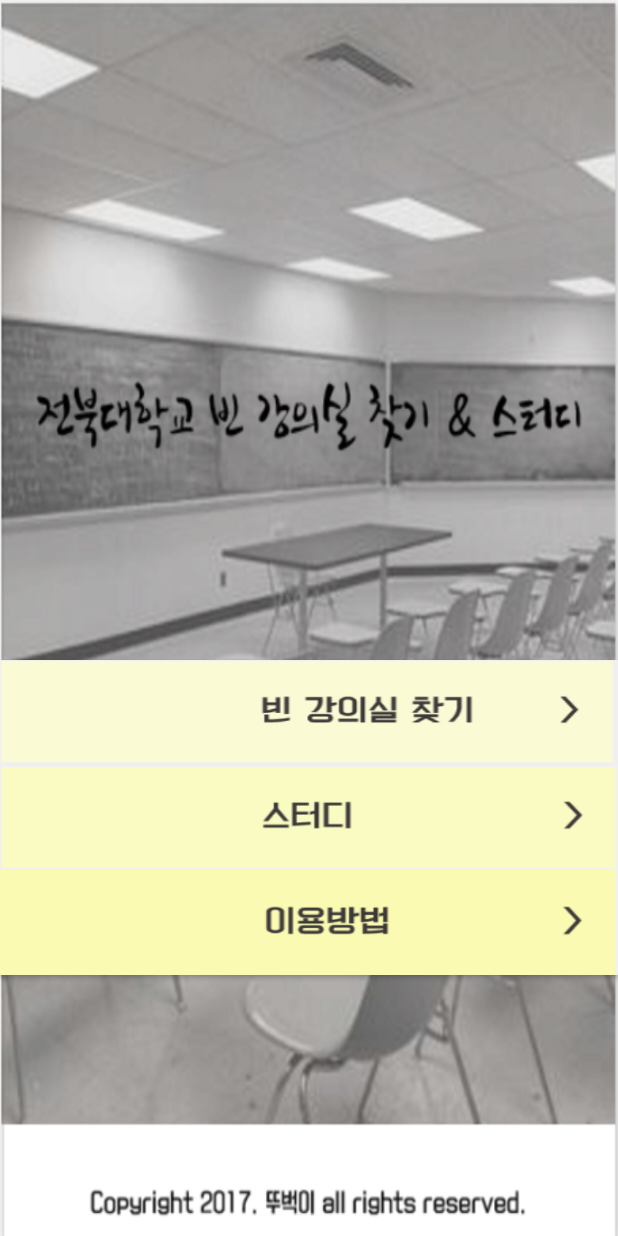
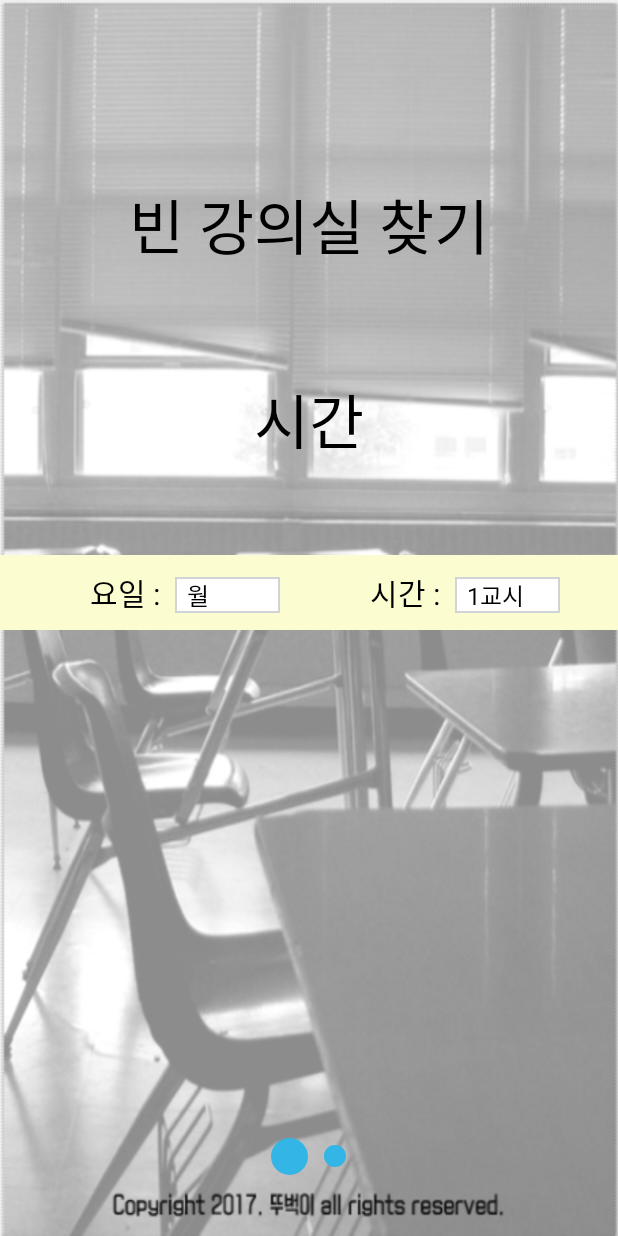
Before and after one commit to Coldbear59/capstone, an Android app: the screen it shows after launch (ChaeUmActivity before the commit, SlidingActivity after it), after a tap on an icon or button, on a phone screen of 412 x 824 dp. Run offline under Robolectric (Android 15) with nearby library versions, the phone set to English and light mode, and no system bars; 10 statements that could not run were skipped.

Commit message:
현재시간과 요일 설정되도록 함.

```diff
--- a/app/build.gradle
+++ b/app/build.gradle
@@ -26,5 +26,6 @@
     })
     compile 'com.android.support:appcompat-v7:25.2.0'
     compile 'com.android.support.constraint:constraint-layout:1.0.2'
+    compile "com.android.support:support-v4:25.3.1"
     testCompile 'junit:junit:4.12'
 }
--- a/app/src/main/java/company/co/kr/chaeum1/ChaeUmActivity.java
+++ b/app/src/main/java/company/co/kr/chaeum1/ChaeUmActivity.java
@@ -15,7 +15,7 @@
     }
 
     public void myListener(View target) {
-        Intent intent = new Intent(getApplicationContext(), settingActivity.class);
+        Intent intent = new Intent(getApplicationContext(), SlidingActivity.class);
         startActivity(intent);
     }
 }
--- /dev/null
+++ b/app/src/main/java/company/co/kr/chaeum1/Control/WizardFragment.java
@@ -0,0 +1,163 @@
+package company.co.kr.chaeum1.Control;
+
+import android.graphics.Color;
+import android.os.Bundle;
+import android.support.annotation.Nullable;
+import android.support.v4.app.Fragment;
+import android.view.LayoutInflater;
+import android.view.View;
+import android.view.ViewGroup;
+import android.widget.AdapterView;
+import android.widget.ArrayAdapter;
+import android.widget.Spinner;
+import android.widget.TextView;
+import android.widget.Toast;
+
+import company.co.kr.chaeum1.R;
+
+import static company.co.kr.chaeum1.R.id.week_spinner_dropdown;
+
+/**
+ * Created by LEE on 2017-04-07.
+ */
+
+public class WizardFragment extends Fragment {
+
+    int wizard_page_position;
+
+    public WizardFragment(int position) {
+        this.wizard_page_position = position;
+    }
+
+    @Override
+    public View onCreateView(LayoutInflater inflater,
+                             @Nullable ViewGroup container, @Nullable Bundle savedInstanceState) {
+        int layout_id = R.layout.timeset;
+        switch (wizard_page_position) {
+            case 0:
+                layout_id = R.layout.timeset;
+                break;
+
+            case 1:
+                layout_id = R.layout.locationset;
+                break;
+        }
+
+        View v1 = inflater.inflate(R.layout.timeset, container, false);
+        View v2 = inflater.inflate(R.layout.locationset, container, false);
+
+        CurrentTime currenttime = new CurrentTime();
+
+        //호관 선택을 위한 컨텍스트 받아오기
+        final WizardFragment cont = this;
+
+        //스피너 목록 집어넣기
+        Spinner week_spinner = (Spinner) v1.findViewById(week_spinner_dropdown);
+        ArrayAdapter<CharSequence> week_adapter = ArrayAdapter.createFromResource(this.getActivity(), R.array.week_array, android.R.layout.simple_spinner_item);
+        week_adapter.setDropDownViewResource(android.R.layout.simple_spinner_dropdown_item);
+        week_spinner.setAdapter(week_adapter);
+        //현재 요일 첫선택으로
+        week_spinner.setSelection(currenttime.doDayOfWeek());
+
+        //시간 스피너
+        Spinner time_spinner = (Spinner) v1.findViewById(R.id.time_spinner);
+        ArrayAdapter<CharSequence> time_adapter = ArrayAdapter.createFromResource(this.getActivity(), R.array.time_array, android.R.layout.simple_spinner_item);
+        time_adapter.setDropDownViewResource(android.R.layout.simple_spinner_dropdown_item);
+        time_spinner.setAdapter(time_adapter);
+        //현재 시간 첫선택으로
+        time_spinner.setSelection(currenttime.doCurrentTime());
+
+        //장소 스피너
+        Spinner location_spinner = (Spinner) v2.findViewById(R.id.location_spinner);
+        final ArrayAdapter<CharSequence> location_adapter = ArrayAdapter.createFromResource(this.getActivity(), R.array.location_array, android.R.layout.simple_spinner_item);
+        location_adapter.setDropDownViewResource(android.R.layout.simple_spinner_dropdown_item);
+        location_spinner.setAdapter(location_adapter);
+
+
+        //호관 스피너
+        final Spinner number_spinner = (Spinner) v2.findViewById(R.id.number_spinner);
+
+
+        //선택시 실행 과정
+        week_spinner.setOnItemSelectedListener(new AdapterView.OnItemSelectedListener() {
+            @Override
+            public void onItemSelected(AdapterView<?> parent, View view, int position, long id) {
+                Toast.makeText(parent.getContext(), parent.getItemAtPosition(position).toString(), Toast.LENGTH_SHORT).show();
+                ((TextView) parent.getChildAt(0)).setTextColor(Color.BLACK);
+            }
+            @Override
+            public void onNothingSelected(AdapterView<?> parent) {
+            }
+        });
+
+        //시간 선택 스피너
+        time_spinner.setOnItemSelectedListener(new AdapterView.OnItemSelectedListener() {
+            @Override
+            public void onItemSelected(AdapterView<?> parent, View view, int position, long id) {
+                Toast.makeText(parent.getContext(), parent.getItemAtPosition(position).toString(), Toast.LENGTH_SHORT).show();
+                ((TextView) parent.getChildAt(0)).setTextColor(Color.BLACK);
+            }
+
+            @Override
+            public void onNothingSelected(AdapterView<?> parent) {
+            }
+        });
+
+        //장소 선택 스피너
+        location_spinner.setOnItemSelectedListener(new AdapterView.OnItemSelectedListener() {
+            @Override
+            public void onItemSelected(AdapterView<?> parent, View view, int position, long id) {
+                Toast.makeText(parent.getContext(), parent.getItemAtPosition(position).toString(), Toast.LENGTH_SHORT).show();
+                ((TextView) parent.getChildAt(0)).setTextColor(Color.BLACK);
+
+                switch(position){
+                    case 1:
+                        final ArrayAdapter<CharSequence> number0_adapter = ArrayAdapter.createFromResource(cont.getActivity(), R.array.engineer_number_array, android.R.layout.simple_spinner_item);
+                        number0_adapter.setDropDownViewResource(android.R.layout.simple_spinner_dropdown_item);
+                        number_spinner.setAdapter(number0_adapter);
+                        break;
+
+                    case 2:
+                        final ArrayAdapter<CharSequence> number1_adapter = ArrayAdapter.createFromResource(cont.getActivity(), R.array.human_number_array, android.R.layout.simple_spinner_item);
+                        number1_adapter.setDropDownViewResource(android.R.layout.simple_spinner_dropdown_item);
+                        number_spinner.setAdapter(number1_adapter);
+                        break;
+
+                    case 3:
+                        final ArrayAdapter<CharSequence> number2_adapter = ArrayAdapter.createFromResource(cont.getActivity(), R.array.society_number_array, android.R.layout.simple_spinner_item);
+                        number2_adapter.setDropDownViewResource(android.R.layout.simple_spinner_dropdown_item);
+                        number_spinner.setAdapter(number2_adapter);
+                        break;
+
+                    default:
+                        final ArrayAdapter<CharSequence> number3_adapter = ArrayAdapter.createFromResource(cont.getActivity(), R.array.reminder_number_array, android.R.layout.simple_spinner_item);
+                        number3_adapter.setDropDownViewResource(android.R.layout.simple_spinner_dropdown_item);
+                        number_spinner.setAdapter(number3_adapter);
+                        break;
+                }
+            }
+            @Override
+            public void onNothingSelected(AdapterView<?> parent) {
+            }
+        });
+
+        //시간 선택 스피너
+        number_spinner.setOnItemSelectedListener(new AdapterView.OnItemSelectedListener() {
+            @Override
+            public void onItemSelected(AdapterView<?> parent, View view, int position, long id) {
+                Toast.makeText(parent.getContext(), parent.getItemAtPosition(position).toString(), Toast.LENGTH_SHORT).show();
+                ((TextView) parent.getChildAt(0)).setTextColor(Color.BLACK);
+            }
+
+            @Override
+            public void onNothingSelected(AdapterView<?> parent) {
+            }
+        });
+
+        if(wizard_page_position == 0) {
+            return v1;
+        }
+        else
+            return v2;
+    }
+}
--- /dev/null
+++ b/app/src/main/java/company/co/kr/chaeum1/SlidingActivity.java
@@ -0,0 +1,128 @@
+package company.co.kr.chaeum1;
+
+import android.os.Bundle;
+import android.support.v4.app.Fragment;
+import android.support.v4.app.FragmentActivity;
+import android.support.v4.app.FragmentManager;
+import android.support.v4.app.FragmentPagerAdapter;
+import android.support.v4.view.ViewPager;
+import android.util.DisplayMetrics;
+import android.util.TypedValue;
+import android.view.View;
+
+import company.co.kr.chaeum1.Control.WizardFragment;
+
+/**
+ * Created by LEE on 2017-04-07.
+ */
+
+public class SlidingActivity extends FragmentActivity {
+
+    private ViewPager viewPager;
+    private View indicator1;
+    private View indicator2;
+
+    @Override
+    protected void onCreate(Bundle savedInstanceState) {
+        super.onCreate(savedInstanceState);
+        setContentView(R.layout.viewindicator);
+
+        indicator1 = findViewById(R.id.indicator1);
+        indicator2 = findViewById(R.id.indicator2);
+
+        viewPager = (ViewPager) findViewById(R.id.viewPager);
+        viewPager.setAdapter(new ViewPagerAdapter(getSupportFragmentManager()));
+        viewPager.setOnPageChangeListener(new WizardPageChangeListener());
+        updateIndicators(0);
+
+    }
+
+    @Override
+    public void onBackPressed() {
+        if (viewPager.getCurrentItem() == 0) { //viewPager 변수?문제 해결해보기
+            // If the user is currently looking at the first step, allow the
+            // system to handle the
+            // Back button. This calls finish() on this activity and pops the
+            // back stack.
+            super.onBackPressed();
+        }
+        else {
+            // Otherwise, select the previous step.
+            viewPager.setCurrentItem(viewPager.getCurrentItem() - 1);
+        }
+    }
+
+    private class ViewPagerAdapter extends FragmentPagerAdapter {
+
+        private int WIZARD_PAGES_COUNT = 2;
+
+        ViewPagerAdapter(FragmentManager fm) {
+            super(fm);
+        }
+
+        @Override
+        public Fragment getItem(int position) {
+            return new WizardFragment(position);
+        }
+
+        @Override
+        public int getCount() {
+            return WIZARD_PAGES_COUNT;
+        }
+
+    }
+
+    private class WizardPageChangeListener implements ViewPager.OnPageChangeListener {
+
+        @Override
+        public void onPageScrollStateChanged(int position) {
+            // TODO Auto-generated method stub
+
+        }
+
+        @Override
+        public void onPageScrolled(int position, float positionOffset,
+                                   int positionOffsetPixels) {
+            // TODO Auto-generated method stub
+
+        }
+
+        @Override
+        public void onPageSelected(int position) {
+            updateIndicators(position);
+        }
+    }
+
+    public void updateIndicators(int position) {
+        DisplayMetrics metrics = getResources().getDisplayMetrics();
+        int resizeValue = (int) TypedValue.applyDimension(
+                TypedValue.COMPLEX_UNIT_DIP, 25, metrics);
+        int defaultValue = (int) TypedValue.applyDimension(
+                TypedValue.COMPLEX_UNIT_DIP, 15, metrics);
+        switch (position) {
+            case 0:
+                indicator1.getLayoutParams().height = resizeValue;
+                indicator1.getLayoutParams().width = resizeValue;
+                indicator1.requestLayout();
+
+                indicator2.getLayoutParams().height = defaultValue;
+                indicator2.getLayoutParams().width = defaultValue;
+                indicator2.requestLayout();
+
+                break;
+
+            case 1:
+                indicator1.getLayoutParams().height = defaultValue;
+                indicator1.getLayoutParams().width = defaultValue;
+                indicator1.requestLayout();
+
+                indicator2.getLayoutParams().height = resizeValue;
+                indicator2.getLayoutParams().width = resizeValue;
+                indicator2.requestLayout();
+
+                break;
+        }
+
+    }
+
+}
--- /dev/null
+++ b/app/src/main/res/drawable/indicator_bg.xml
@@ -0,0 +1,5 @@
+<?xml version="1.0" encoding="utf-8"?>
+<shape xmlns:android="http://schemas.android.com/apk/res/android"
+    android:shape="oval" >
+    <solid android:color="@android:color/holo_blue_light"/>
+</shape>
--- a/app/src/main/res/layout/timeset.xml
+++ b/app/src/main/res/layout/timeset.xml
@@ -60,7 +60,7 @@
             <TextView
                 android:layout_width="wrap_content"
                 android:layout_height="wrap_content"
-                android:layout_marginLeft = "80dp"
+                android:layout_marginLeft = "60dp"
                 android:layout_marginTop="10dp"
                 android:layout_marginBottom="10dp"
                 android:textColor="#000000"
--- /dev/null
+++ b/app/src/main/res/layout/viewindicator.xml
@@ -0,0 +1,35 @@
+<FrameLayout xmlns:android="http://schemas.android.com/apk/res/android"
+    xmlns:tools="http://schemas.android.com/tools"
+    android:layout_width="match_parent"
+    android:layout_height="match_parent"
+    tools:context="company.co.kr.chaeum1.SlidingActivity">
+
+    <android.support.v4.view.ViewPager android:id="@+id/viewPager"
+    android:layout_width="fill_parent"
+    android:layout_height="fill_parent" />
+
+    <LinearLayout
+        android:layout_margin="35dp"
+        android:layout_width="fill_parent"
+        android:layout_height="wrap_content"
+        android:gravity="center"
+        android:layout_gravity="bottom"
+        android:orientation="horizontal" >
+
+        <View
+            android:id="@+id/indicator1"
+            android:layout_width="15dp"
+            android:layout_height="15dp"
+            android:layout_margin="5dp"
+            android:background="@drawable/indicator_bg" />
+
+        <View
+            android:id="@+id/indicator2"
+            android:layout_width="15dp"
+            android:layout_height="15dp"
+            android:layout_margin="5dp"
+            android:background="@drawable/indicator_bg" />
+
+    </LinearLayout>
+
+</FrameLayout>
--- a/app/src/main/res/values/strings.xml
+++ b/app/src/main/res/values/strings.xml
@@ -23,4 +23,42 @@
         <item>9교시</item>
     </string-array>
 
+    <string name="location_prompt">장소 :  </string>
+    <string-array name="location_array">
+        <item>모든장소</item>
+        <item>공과대학</item>
+        <item>인문대학</item>
+        <item>사회과학대학</item>
+        <item>상과대학</item>
+        <item>생활과학대학</item>
+        <item>자연과학대학</item>
+    </string-array>
+
+    <string name="number_prompt">호관</string>
+
+    <string-array name = "engineer_number_array">
+        <item>1호관</item>
+        <item>2호관</item>
+        <item>3호관</item>
+        <item>4호관</item>
+        <item>5호관</item>
+        <item>6호관</item>
+        <item>7호관</item>
+        <item>8호관</item>
+        <item>9호관</item>
+    </string-array>
+
+    <string-array name = "human_number_array">
+        <item>1호관</item>
+        <item>2호관</item>
+    </string-array>
+
+    <string-array name = "society_number_array">
+        <item>1호관</item>
+    </string-array>
+
+    <string-array name ="reminder_number_array">
+
+    </string-array>
+
 </resources>
```
Also changed, not shown: app/src/main/AndroidManifest.xml (+5 -2 lines).
